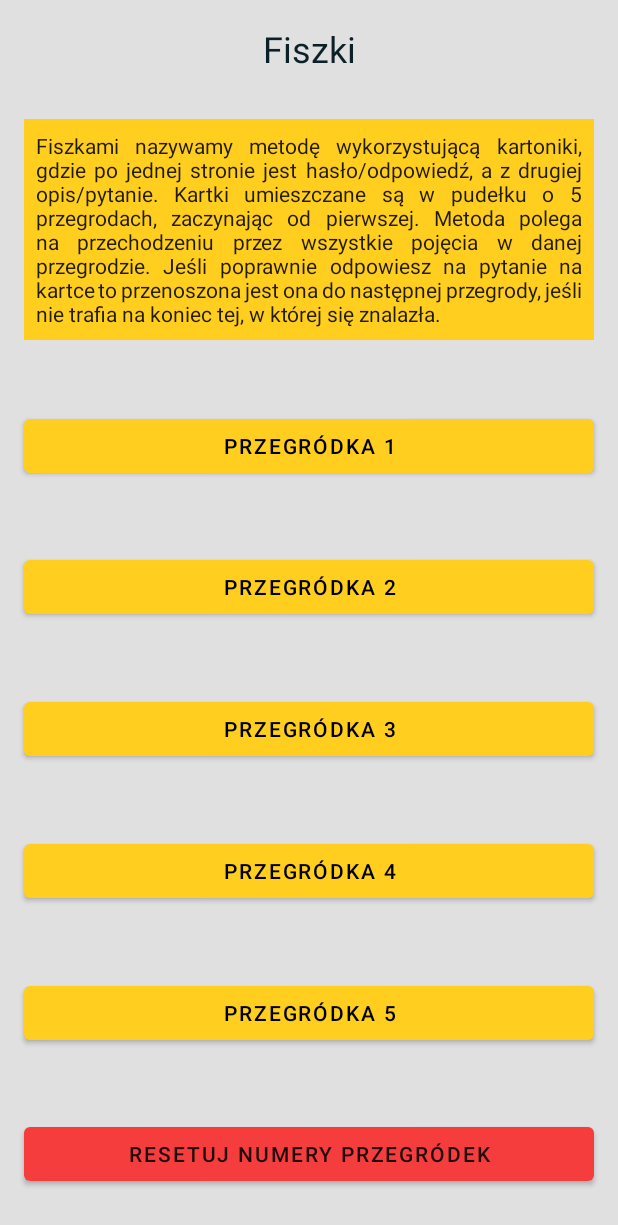
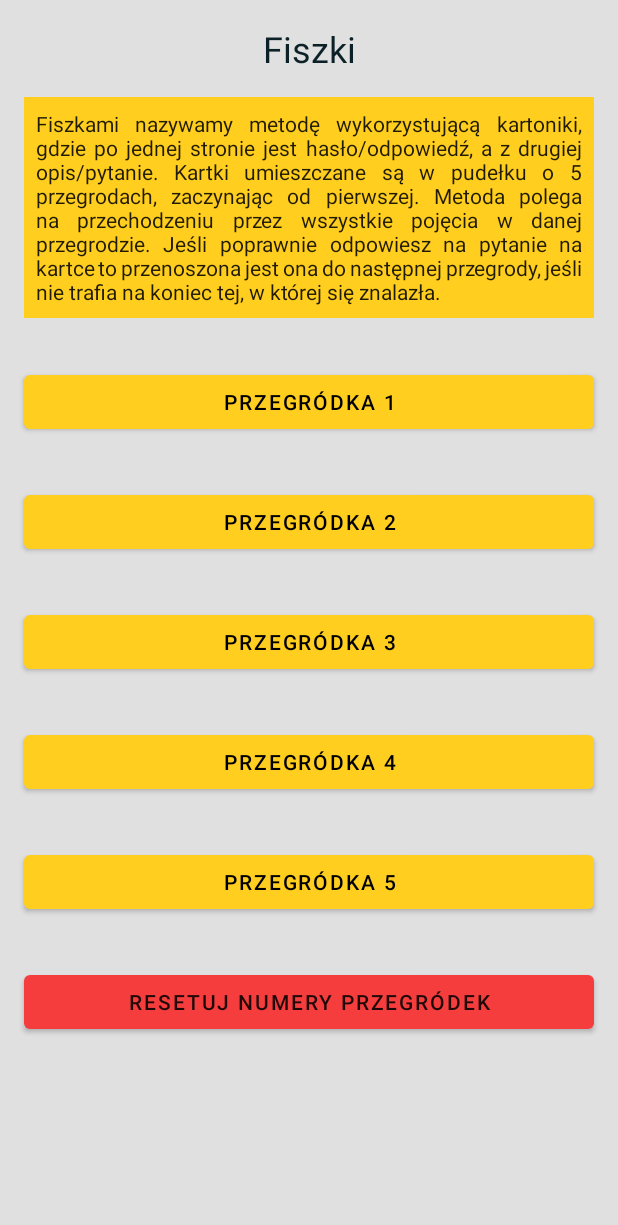
Before and after one commit to kpencak/Teach_Me, an Android app: the FlashcardsActivity screen opened directly, with no data from a screen before it, on a phone screen of 412 x 824 dp. Shown: the top 1225 px of the screen. Run offline under Robolectric (Android 15) with nearby library versions, the phone set to English and light mode, and no system bars.

Commit message:
Fixed problems with UI cardview in flashcards, added handling to diverse_practice so it shouldn't run while there's no items in dictionary and changed display to scroll view in some of layouts

```diff
--- a/app/src/main/java/kpencak/teachme/diverse_practice_method/ShowItemActivity.java
+++ b/app/src/main/java/kpencak/teachme/diverse_practice_method/ShowItemActivity.java
@@ -6,6 +6,7 @@ import androidx.lifecycle.ViewModelProvider;
 import android.os.Bundle;
 import android.widget.Button;
 import android.widget.TextView;
+import android.widget.Toast;
 
 import java.util.List;
 import java.util.ListIterator;
--- a/app/src/main/java/kpencak/teachme/repeating_method/TestActivity.java
+++ b/app/src/main/java/kpencak/teachme/repeating_method/TestActivity.java
@@ -107,7 +107,11 @@ public class TestActivity extends AppCompatActivity {
     }
 
     private void getQuestions() {
-        while (questionsIds.size() < 10) {
+        int repeating_size = 10;
+        if (dictionary.size() < 10) {
+            repeating_size = dictionary.size();
+        }
+        while (questionsIds.size() < repeating_size) {
             int index = getRandomElement(dictionary);
             if (!questionsIds.contains(index))
                 questionsIds.add(index);
--- a/app/src/main/res/layout-v26/activity_flashcards_method.xml
+++ b/app/src/main/res/layout-v26/activity_flashcards_method.xml
@@ -1,9 +1,12 @@
 <?xml version="1.0" encoding="utf-8"?>
-<androidx.constraintlayout.widget.ConstraintLayout xmlns:android="http://schemas.android.com/apk/res/android"
+<ScrollView xmlns:android="http://schemas.android.com/apk/res/android"
+    android:layout_width="match_parent"
+    android:layout_height="match_parent">
+<androidx.constraintlayout.widget.ConstraintLayout
     xmlns:app="http://schemas.android.com/apk/res-auto"
     xmlns:tools="http://schemas.android.com/tools"
     android:layout_width="match_parent"
-    android:layout_height="match_parent"
+    android:layout_height="wrap_content"
     tools:context=".flashcards_method.FlashcardsActivity">
 
     <TextView
@@ -140,3 +143,4 @@
         app:layout_constraintStart_toStartOf="parent"
         app:layout_constraintTop_toBottomOf="@+id/btn_flashcards_5" />
 </androidx.constraintlayout.widget.ConstraintLayout>
+</ScrollView>
--- a/app/src/main/res/layout/activity_acronyms.xml
+++ b/app/src/main/res/layout/activity_acronyms.xml
@@ -60,8 +60,8 @@
 
     <ImageView
         android:id="@+id/imageView"
-        android:layout_width="wrap_content"
-        android:layout_height="wrap_content"
+        android:layout_width="0dp"
+        android:layout_height="0dp"
         android:layout_marginStart="16dp"
         android:layout_marginLeft="16dp"
         android:layout_marginTop="32dp"
--- a/app/src/main/res/layout/activity_flashcards_method.xml
+++ b/app/src/main/res/layout/activity_flashcards_method.xml
@@ -1,9 +1,13 @@
 <?xml version="1.0" encoding="utf-8"?>
-<androidx.constraintlayout.widget.ConstraintLayout xmlns:android="http://schemas.android.com/apk/res/android"
+<ScrollView xmlns:android="http://schemas.android.com/apk/res/android"
+    android:layout_width="match_parent"
+    android:layout_height="match_parent" >
+
+<androidx.constraintlayout.widget.ConstraintLayout
     xmlns:app="http://schemas.android.com/apk/res-auto"
     xmlns:tools="http://schemas.android.com/tools"
     android:layout_width="match_parent"
-    android:layout_height="match_parent"
+    android:layout_height="wrap_content"
     tools:context=".flashcards_method.FlashcardsActivity">
 
     <TextView
@@ -139,3 +143,4 @@
         app:layout_constraintTop_toBottomOf="@+id/btn_flashcards_5" />
 
 </androidx.constraintlayout.widget.ConstraintLayout>
+</ScrollView>
--- a/app/src/main/res/values/colors.xml
+++ b/app/src/main/res/values/colors.xml
@@ -8,4 +8,5 @@
     <color name="textColor">#0B2027</color>
     <color name="redButton">#F53D3D</color>
     <color name="disabled">#8F8F8F</color>
+    <color name="cardView">#C2C2C2</color>
 </resources>
```
Also changed, not shown: app/src/main/java/kpencak/teachme/diverse_practice_method/DiversePracticeActivity.java (+9 -0 lines), app/src/main/res/layout/activity_chains.xml (+8 -4 lines), app/src/main/res/layout/activity_partition.xml (+3 -4 lines).
